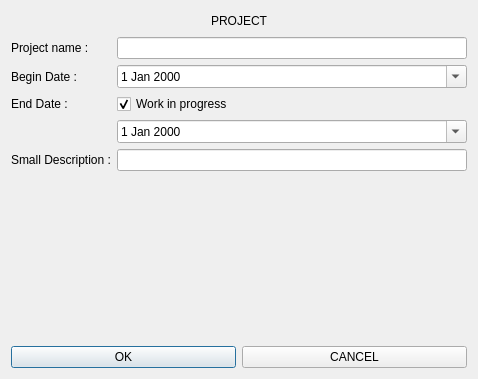
First picture: the form in PortefolioManager/ProjectSettingsDialog.ui, repository Mangiang/portefolioManager, before the edit.
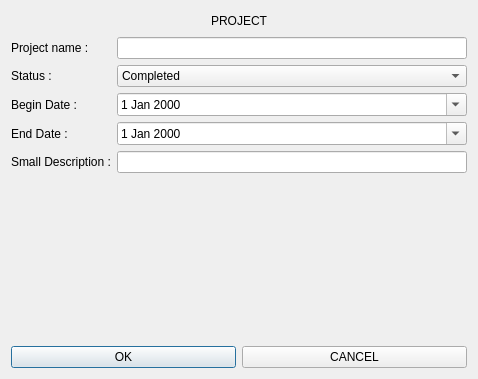
Second picture: the form after the edit.

Commit message: - Add status field in projectSettings dialog

Diff of the .ui file:
```diff
--- a/PortefolioManager/ProjectSettingsDialog.ui
+++ b/PortefolioManager/ProjectSettingsDialog.ui
@@ -56,16 +56,47 @@
    </item>
    <item row="1" column="1">
     <layout class="QFormLayout" name="formLayout">
-     <item row="1" column="0">
+     <item row="0" column="0">
       <widget class="QLabel" name="projectTitleLabel">
        <property name="text">
         <string>Project name :</string>
        </property>
       </widget>
      </item>
-     <item row="1" column="1">
+     <item row="0" column="1">
       <widget class="QLineEdit" name="projectTitleLineEdit"/>
      </item>
+     <item row="1" column="0">
+      <widget class="QLabel" name="statusLabel">
+       <property name="text">
+        <string>Status :</string>
+       </property>
+      </widget>
+     </item>
+     <item row="1" column="1">
+      <widget class="QComboBox" name="statusComboBox">
+       <item>
+        <property name="text">
+         <string>Completed</string>
+        </property>
+       </item>
+       <item>
+        <property name="text">
+         <string>Ongoing</string>
+        </property>
+       </item>
+       <item>
+        <property name="text">
+         <string>Aborted</string>
+        </property>
+       </item>
+       <item>
+        <property name="text">
+         <string>On Hold</string>
+        </property>
+       </item>
+      </widget>
+     </item>
      <item row="2" column="0">
       <widget class="QLabel" name="beginDateLabel">
        <property name="text">
@@ -91,35 +122,22 @@
       </widget>
      </item>
      <item row="3" column="1">
-      <widget class="QCheckBox" name="workInProgressCheckBox">
-       <property name="text">
-        <string>Work in progress</string>
-       </property>
-       <property name="checked">
-        <bool>true</bool>
-       </property>
-       <property name="tristate">
-        <bool>false</bool>
-       </property>
-      </widget>
-     </item>
-     <item row="4" column="1">
       <widget class="QDateEdit" name="endDateEdit">
        <property name="calendarPopup">
         <bool>true</bool>
        </property>
       </widget>
      </item>
-     <item row="5" column="1">
-      <widget class="QLineEdit" name="smallDescriptionLineEdit"/>
-     </item>
-     <item row="5" column="0">
+     <item row="4" column="0">
       <widget class="QLabel" name="smallDescriptionLabel">
        <property name="text">
         <string>Small Description :</string>
        </property>
       </widget>
      </item>
+     <item row="4" column="1">
+      <widget class="QLineEdit" name="smallDescriptionLineEdit"/>
+     </item>
     </layout>
    </item>
   </layout>
```
The commit also changes 11 other files.
